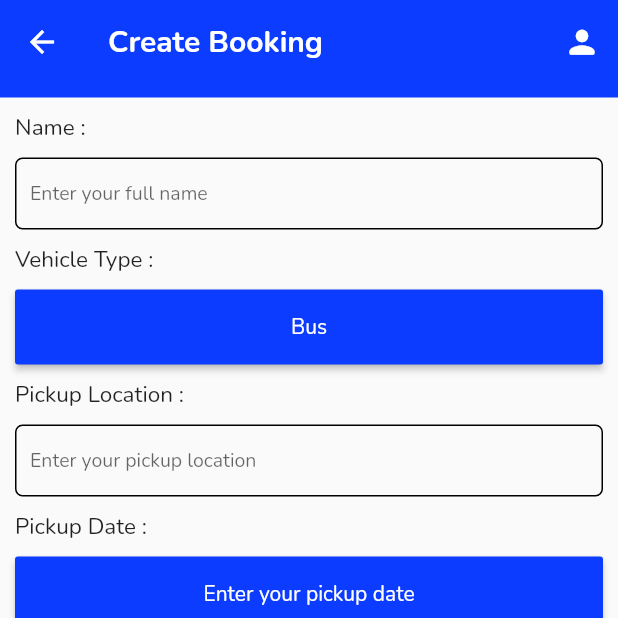
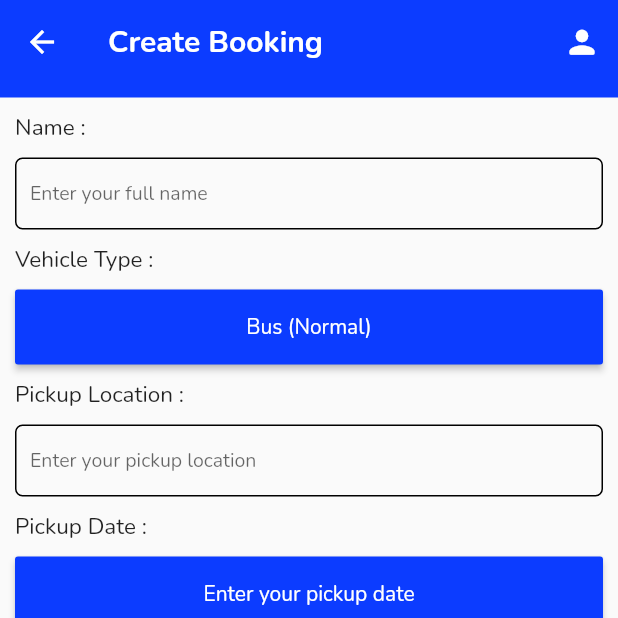
Before and after one commit to kafle1/hamro-yatayat, a Flutter app: the HomeScreen screen opened by its route, item 2 of the bottom bar chosen, after a tap on the "home" icon, after a tap on "Bus", on a phone screen of 412 x 824 dp, the top half of it. Run offline on Flutter 3.47's test engine with Material 2 defaults, Android fonts, the phone set to English and light mode, and no system bars; our stand-ins replace carousel_pro_nullsafety, cloud_firestore, firebase_auth, firebase_core, flutter_spinkit, get and 3 more; missing offline and left inert: syncfusion_flutter_pdf; accounts and stored records are empty; network calls fail.

Commit message:
Nepali Language added + Fix

```diff
--- a/lib/lang/ne_NP.dart
+++ b/lib/lang/ne_NP.dart
@@ -72,4 +72,22 @@ const Map<String, String> neNP = {
   'Enter the otp sent to :': 'यहाँ पठाइएको OTP प्रविष्ट गर्नुहोस्:',
   'Enter OTP :': 'OTP लेख्नुहोस्:',
   'Verify & Proceed': 'प्रमाणित गरेर अगाडि बढ्नुहोस्',
+  'Name :': 'नाम :',
+  'Booking ID :': 'बुकिङ आईडी :',
+  'Vehicle ID :': 'गाडी आइडी :',
+  'Pickup Location :': 'चढ्ने स्थान :',
+  'Destination Location :': 'गन्तव्य स्थान :',
+  'No. Of Trip :': 'ट्रीप संख्या :',
+  'Days of Booking :': 'बुकिङ दिन :',
+  'Booking Type :': 'बुकिङको प्रकार :',
+  'Phone Number :': 'फोन नंबर :',
+  'Email :': 'इमेल :',
+  'Booking Date :': 'बुकिङ मिति :',
+  'Driver\'s Name :': 'ड्राइभरको नाम :',
+  'Booking Status :': 'बुकिङ स्थिति :',
+  'Driver\'s Phone Number :': 'ड्राइभरको नम्बर :',
+  'Vehicle Number :': 'गाडी नम्बर :',
+  'Total Amount :': 'पुरा रकम/पैसा :',
+  'Payment Status :': 'भुक्तानी स्थिति :',
+  'Booking Details': 'बुकिङको जानकारी',
 };
--- a/lib/screens/booking/createBooking/create_booking_screen.dart
+++ b/lib/screens/booking/createBooking/create_booking_screen.dart
@@ -67,10 +67,11 @@ class _CreateBookingScreenState extends State<CreateBookingScreen> {
       }
     }
 
-    //Get value from home screen  and set vehicle type accordingly
+    //Get value from home screen  and set vehicle type and icons accordingly
     if (vehicleType == null) {
-      final vehicle = ModalRoute.of(context)!.settings.arguments as String;
-      vehicleType = vehicle;
+      final data = ModalRoute.of(context)!.settings.arguments as Map;
+      vehicleType = data['vehicle'];
+      icon = data['icon'];
     }
 
     return showVehicles
--- a/lib/screens/home/home_screen.dart
+++ b/lib/screens/home/home_screen.dart
@@ -153,7 +153,10 @@ class _HomePageState extends State<HomePage> {
                       iconPath: 'assets/images/icons/Bus.png',
                       onClick: () => {
                         Navigator.pushNamed(context, CreateBookingScreen.id,
-                            arguments: 'Bus')
+                            arguments: {
+                              'vehicle': 'Bus (Normal)',
+                              'icon': 'Bus'
+                            })
                       },
                       lable: 'Bus'.tr,
                       booking: false,
@@ -162,7 +165,10 @@ class _HomePageState extends State<HomePage> {
                       iconPath: 'assets/images/icons/Car.png',
                       onClick: () => {
                         Navigator.pushNamed(context, CreateBookingScreen.id,
-                            arguments: "Car")
+                            arguments: {
+                              'vehicle': 'Car (Sedan)',
+                              'icon': 'Car'
+                            })
                       },
                       lable: 'Car'.tr,
                       booking: false,
@@ -171,7 +177,7 @@ class _HomePageState extends State<HomePage> {
                       iconPath: 'assets/images/icons/Taxi.png',
                       onClick: () => {
                         Navigator.pushNamed(context, CreateBookingScreen.id,
-                            arguments: "Taxi")
+                            arguments: {'vehicle': 'Taxi', 'icon': 'Taxi'})
                       },
                       lable: 'Taxi'.tr,
                       booking: false,
```
Also changed, not shown: lib/screens/booking/bookingDetails/booking_details_screen.dart (+21 -20 lines), 2 other files.
